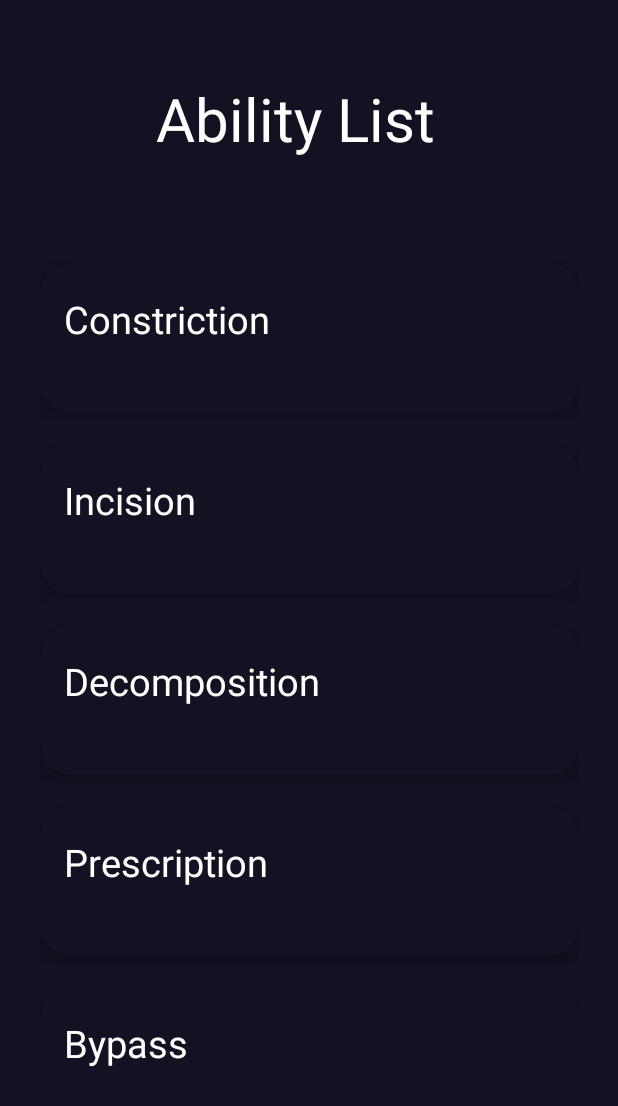
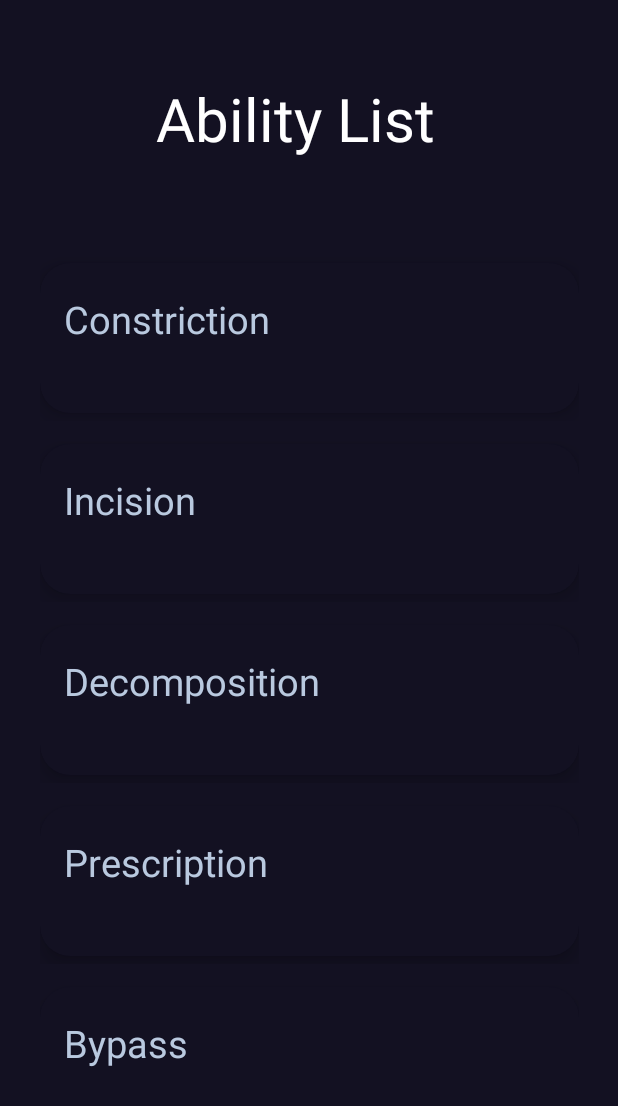
Before and after one commit to SolomonCas/Haxxor, an Android app: the AbilityActivity screen opened directly, with no data from a screen before it, on a phone screen of 412 x 824 dp. Shown: the top 1106 px of the screen. Run offline under Robolectric (Android 15) with nearby library versions, the phone set to English and light mode, and no system bars.

Commit message:
Color Change

```diff
--- a/app/src/main/res/layout/ability_rows.xml
+++ b/app/src/main/res/layout/ability_rows.xml
@@ -31,7 +31,7 @@
                 android:layout_marginEnd="12dp"
                 android:layout_marginBottom="18dp"
                 android:text="TextView"
-                android:textColor="@color/white"
+                android:textColor="#B9C9DF"
                 android:textSize="25dp"
                 app:layout_constraintBottom_toBottomOf="parent"
                 app:layout_constraintEnd_toEndOf="parent"
```
